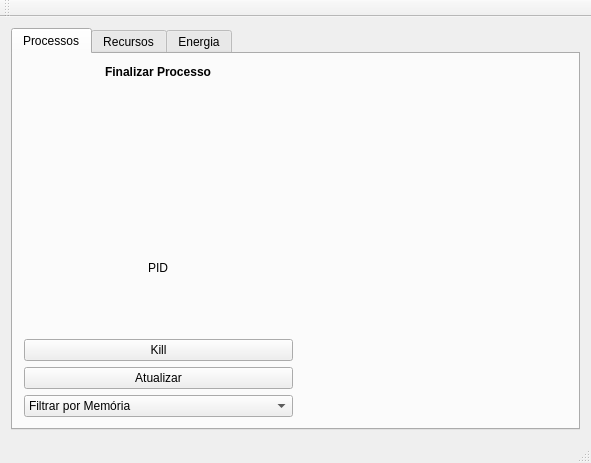
Qt form CustomTaskManager/mainwindow.ui (carlosantq/CustomTaskManager) before a commit.
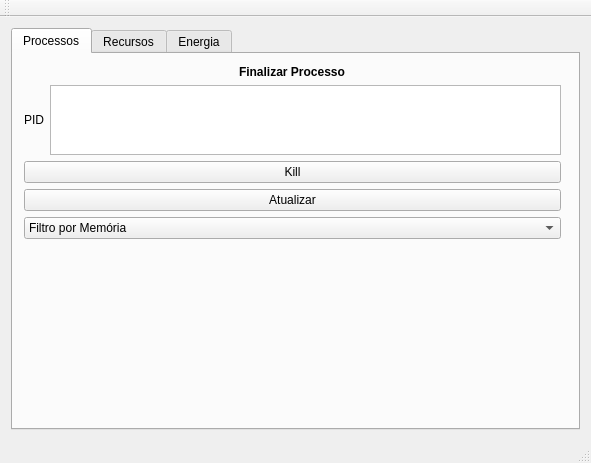
The same form after that commit. The open tabs and pages were chosen to show the change. Custom widgets are drawn as their Qt base class.

```diff
--- a/CustomTaskManager/mainwindow.ui
+++ b/CustomTaskManager/mainwindow.ui
@@ -31,17 +31,9 @@
          </attribute>
          <layout class="QHBoxLayout" name="horizontalLayout_3">
           <item>
-           <layout class="QHBoxLayout" name="horizontalLayout_4">
-            <item>
-             <layout class="QVBoxLayout" name="verticalLayout_6">
+           <layout class="QVBoxLayout" name="verticalLayout_3">
               <item alignment="Qt::AlignHCenter">
                <widget class="QLabel" name="label">
-                <property name="maximumSize">
-                 <size>
-                  <width>150</width>
-                  <height>150</height>
-                 </size>
-                </property>
                 <property name="font">
                  <font>
                   <weight>75</weight>
@@ -51,15 +43,11 @@
                 <property name="text">
                  <string>Finalizar Processo</string>
                 </property>
-                <property name="alignment">
-                 <set>Qt::AlignRight|Qt::AlignTop|Qt::AlignTrailing</set>
-                </property>
-                <property name="margin">
-                 <number>0</number>
-                </property>
-               </widget>
-              </item>
-              <item alignment="Qt::AlignHCenter">
+             </widget>
+            </item>
+            <item>
+             <layout class="QHBoxLayout" name="horizontalLayout_2">
+              <item>
                <widget class="QLabel" name="label_2">
                 <property name="text">
                  <string>PID</string>
@@ -67,6 +55,11 @@
                </widget>
               </item>
               <item>
+               <widget class="QPlainTextEdit" name="plainTextEdit"/>
+              </item>
+             </layout>
+            </item>
+            <item>
                <widget class="QPushButton" name="pushButton">
                 <property name="text">
                  <string>Kill</string>
@@ -84,28 +77,30 @@
                <widget class="QComboBox" name="comboBox">
                 <item>
                  <property name="text">
-                  <string>Filtrar por Memória</string>
-                 </property>
-                </item>
-                <item>
-                 <property name="text">
-                  <string>Filtrar por Thread</string>
+                <string>Filtro por Memória</string>
                  </property>
                 </item>
                </widget>
               </item>
-             </layout>
-            </item>
-           </layout>
-          </item>
           <item>
-           <layout class="QHBoxLayout" name="horizontalLayout_5">
+             <spacer name="verticalSpacer">
+              <property name="orientation">
+               <enum>Qt::Vertical</enum>
+              </property>
+              <property name="sizeHint" stdset="0">
+               <size>
+                <width>20</width>
+                <height>400</height>
+               </size>
+              </property>
+             </spacer>
+            </item>
+           </layout>
+          </item>
             <item>
              <widget class="QCustomPlot" name="widget_2" native="true"/>
             </item>
            </layout>
-          </item>
-         </layout>
         </widget>
         <widget class="QWidget" name="recursos">
          <attribute name="title">
```
Left out of the diff: 45 changed lines with no effect on the pictures. Lines whose indentation alone changed are shown as unchanged.
